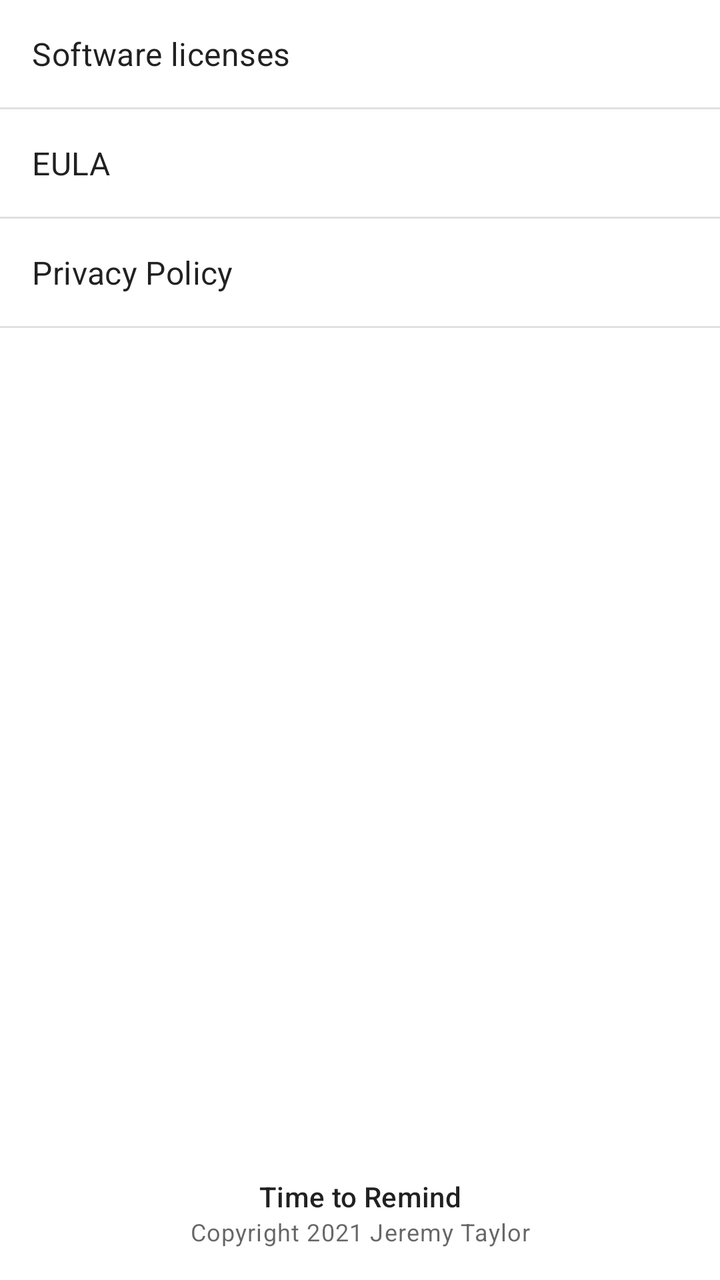
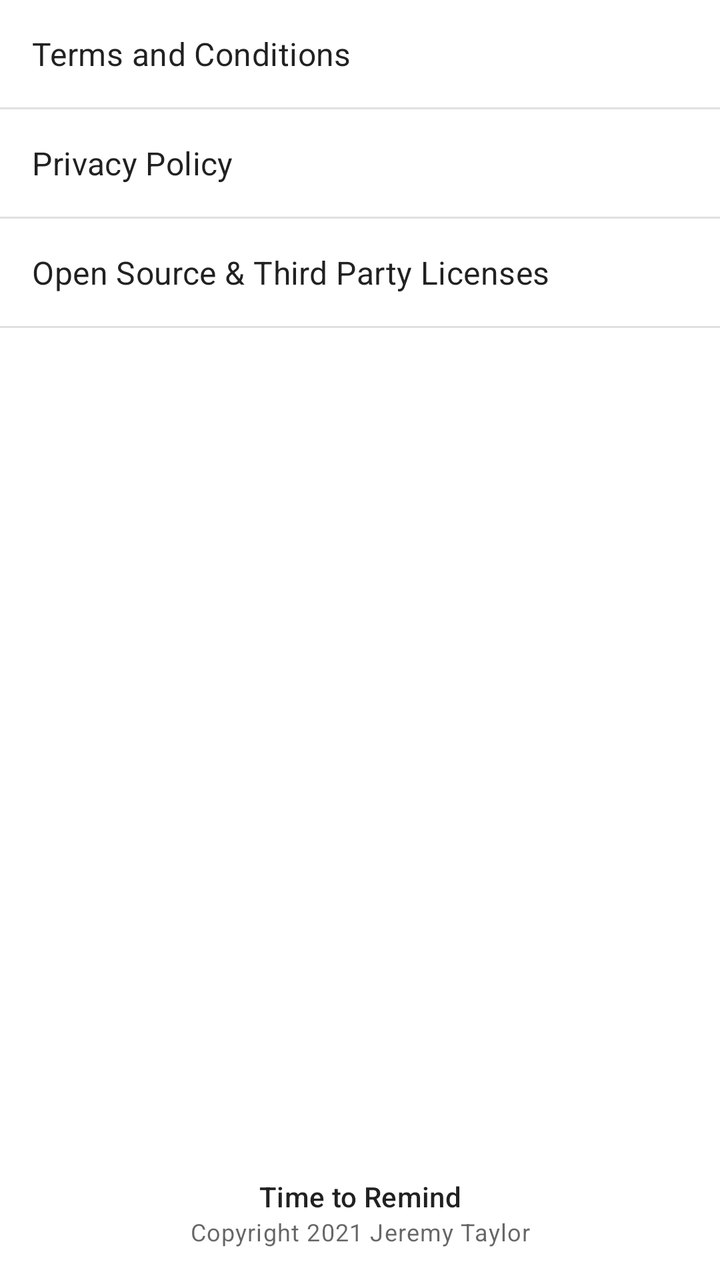

Before-and-after screenshots of an Android layout around one commit, followed by the original layout XML and the change that was made.
<!-- AndroidManifest.xml: application theme Theme.ReminderApp -->
<!-- res/layout/fragment_legal.xml -->
<?xml version="1.0" encoding="utf-8"?>
<androidx.constraintlayout.widget.ConstraintLayout xmlns:android="http://schemas.android.com/apk/res/android"
    xmlns:app="http://schemas.android.com/apk/res-auto"
    xmlns:tools="http://schemas.android.com/tools"
    android:layout_width="match_parent"
    android:layout_height="match_parent">

    <androidx.core.widget.NestedScrollView
        android:id="@+id/scrollView_legal"
        android:layout_width="match_parent"
        android:layout_height="0dp"
        app:layout_constraintBottom_toTopOf="@id/layout_legal_copyright"
        app:layout_constraintEnd_toEndOf="parent"
        app:layout_constraintStart_toStartOf="parent"
        app:layout_constraintTop_toTopOf="parent">

        <androidx.constraintlayout.widget.ConstraintLayout
            android:layout_width="match_parent"
            android:layout_height="wrap_content">

            <LinearLayout
                android:id="@+id/layout_legal_licenses"
                android:layout_width="match_parent"
                android:layout_height="wrap_content"
                android:background="?android:attr/selectableItemBackground"
                android:clickable="true"
                android:focusable="true"
                android:orientation="vertical"
                android:paddingHorizontal="16dp"
                android:paddingVertical="16dp"
                app:layout_constraintEnd_toEndOf="parent"
                app:layout_constraintStart_toStartOf="parent"
                app:layout_constraintTop_toTopOf="parent">

                <TextView
                    android:id="@+id/text_legal_licenses"
                    style="@style/TextAppearance.MaterialComponents.Subtitle1"
                    android:layout_width="match_parent"
                    android:layout_height="wrap_content"
                    android:text="@string/software_licenses" />

            </LinearLayout>

            <View
                android:id="@+id/divider_legal1"
                android:layout_width="0dp"
                android:layout_height="1dp"
                android:background="?android:attr/listDivider"
                app:layout_constraintEnd_toEndOf="parent"
                app:layout_constraintStart_toStartOf="parent"
                app:layout_constraintTop_toBottomOf="@+id/layout_legal_licenses" />

            <LinearLayout
                android:id="@+id/layout_legal_eula"
                android:layout_width="match_parent"
                android:layout_height="wrap_content"
                android:background="?android:attr/selectableItemBackground"
                android:clickable="true"
                android:focusable="true"
                android:orientation="vertical"
                android:paddingHorizontal="16dp"
                android:paddingVertical="16dp"
                app:layout_constraintEnd_toEndOf="parent"
                app:layout_constraintStart_toStartOf="parent"
                app:layout_constraintTop_toBottomOf="@id/divider_legal1">

                <TextView
                    android:id="@+id/text_legal_eula"
                    style="@style/TextAppearance.MaterialComponents.Subtitle1"
                    android:layout_width="match_parent"
                    android:layout_height="wrap_content"
                    android:text="@string/eula" />

            </LinearLayout>

            <View
                android:id="@+id/divider_legal2"
                android:layout_width="0dp"
                android:layout_height="1dp"
                android:background="?android:attr/listDivider"
                app:layout_constraintEnd_toEndOf="parent"
                app:layout_constraintStart_toStartOf="parent"
                app:layout_constraintTop_toBottomOf="@+id/layout_legal_eula" />

            <LinearLayout
                android:id="@+id/layout_legal_privacy"
                android:layout_width="match_parent"
                android:layout_height="wrap_content"
                android:background="?android:attr/selectableItemBackground"
                android:clickable="true"
                android:focusable="true"
                android:orientation="vertical"
                android:paddingHorizontal="16dp"
                android:paddingVertical="16dp"
                app:layout_constraintEnd_toEndOf="parent"
                app:layout_constraintStart_toStartOf="parent"
                app:layout_constraintTop_toBottomOf="@id/divider_legal2">

                <TextView
                    android:id="@+id/text_legal_privacy"
                    style="@style/TextAppearance.MaterialComponents.Subtitle1"
                    android:layout_width="match_parent"
                    android:layout_height="wrap_content"
                    android:text="@string/privacy_policy" />

            </LinearLayout>

            <View
                android:id="@+id/divider_legal3"
                android:layout_width="0dp"
                android:layout_height="1dp"
                android:background="?android:attr/listDivider"
                app:layout_constraintEnd_toEndOf="parent"
                app:layout_constraintStart_toStartOf="parent"
                app:layout_constraintTop_toBottomOf="@+id/layout_legal_privacy" />

        </androidx.constraintlayout.widget.ConstraintLayout>
    </androidx.core.widget.NestedScrollView>

    <LinearLayout
        android:id="@+id/layout_legal_copyright"
        android:layout_width="match_parent"
        android:layout_height="wrap_content"
        android:background="?android:attr/selectableItemBackground"
        android:clickable="true"
        android:focusable="true"
        android:orientation="vertical"
        android:paddingHorizontal="16dp"
        android:paddingVertical="16dp"
        app:layout_constraintBottom_toBottomOf="parent"
        app:layout_constraintEnd_toEndOf="parent"
        app:layout_constraintStart_toStartOf="parent"
        app:layout_constraintTop_toBottomOf="@id/scrollView_legal">

        <TextView
            android:id="@+id/text_legal_copyright"
            style="@style/TextAppearance.MaterialComponents.Subtitle2"
            android:layout_width="match_parent"
            android:layout_height="wrap_content"
            android:gravity="center"
            android:text="@string/app_name" />

        <TextView
            android:id="@+id/text_legal_copyright_caption"
            style="@style/TextAppearance.MaterialComponents.Caption"
            android:layout_width="match_parent"
            android:layout_height="wrap_content"
            android:gravity="center"
            android:text="@string/copyright_notice" />

    </LinearLayout>
</androidx.constraintlayout.widget.ConstraintLayout>
<!-- resources referenced by this layout -->
<resources>
  <string name="app_name">Time to Remind</string>
  <string name="copyright_notice">Copyright 2021 Jeremy Taylor</string>
  <string name="eula">EULA</string>
  <string name="privacy_policy">Privacy Policy</string>
  <string name="software_licenses">Software licenses</string>
  <style name="Theme.ReminderApp" parent="Theme.MaterialComponents.DayNight.NoActionBar">
          
          <item name="colorPrimary">@color/color_primary</item>
          <item name="colorPrimaryVariant">@color/color_primary_variant</item>
          <item name="colorOnPrimary">@color/color_on_primary</item>
          
          <item name="colorSecondary">@color/color_secondary</item>
          <item name="colorSecondaryVariant">@color/color_secondary_variant</item>
          <item name="colorOnSecondary">@color/black</item>
          
          <item name="android:statusBarColor" tools:targetApi="l">?attr/colorPrimaryVariant</item>
          
      </style>
  <color name="color_primary">@color/primaryColor</color>
  <color name="color_primary_variant">@color/primaryDarkColor</color>
  <color name="color_on_primary">@color/primaryTextColor</color>
  <color name="color_secondary">@color/secondaryColor</color>
  <color name="color_secondary_variant">@color/secondaryLightColor</color>
  <color name="black">#FF000000</color>
  <color name="primaryColor">#283593</color>
  <color name="primaryDarkColor">#001064</color>
  <color name="primaryTextColor">#ffffff</color>
  <color name="secondaryColor">#40c4ff</color>
  <color name="secondaryLightColor">#82f7ff</color>
</resources>

<!-- the commit's change to res/layout/fragment_legal.xml (unified diff, before → after) -->
@@ -18,8 +18,17 @@
             android:layout_width="match_parent"
             android:layout_height="wrap_content">
 
+            <View
+                android:id="@+id/divider_legal1"
+                android:layout_width="0dp"
+                android:layout_height="1dp"
+                android:background="?android:attr/listDivider"
+                app:layout_constraintEnd_toEndOf="parent"
+                app:layout_constraintStart_toStartOf="parent"
+                app:layout_constraintTop_toBottomOf="@+id/layout_legal_terms" />
+
             <LinearLayout
-                android:id="@+id/layout_legal_licenses"
+                android:id="@+id/layout_legal_terms"
                 android:layout_width="match_parent"
                 android:layout_height="wrap_content"
                 android:background="?android:attr/selectableItemBackground"
@@ -33,43 +42,11 @@
                 app:layout_constraintTop_toTopOf="parent">
 
                 <TextView
-                    android:id="@+id/text_legal_licenses"
+                    android:id="@+id/text_legal_terms"
                     style="@style/TextAppearance.MaterialComponents.Subtitle1"
                     android:layout_width="match_parent"
                     android:layout_height="wrap_content"
-                    android:text="@string/software_licenses" />
-
-            </LinearLayout>
-
-            <View
-                android:id="@+id/divider_legal1"
-                android:layout_width="0dp"
-                android:layout_height="1dp"
-                android:background="?android:attr/listDivider"
-                app:layout_constraintEnd_toEndOf="parent"
-                app:layout_constraintStart_toStartOf="parent"
-                app:layout_constraintTop_toBottomOf="@+id/layout_legal_licenses" />
-
-            <LinearLayout
-                android:id="@+id/layout_legal_eula"
-                android:layout_width="match_parent"
-                android:layout_height="wrap_content"
-                android:background="?android:attr/selectableItemBackground"
-                android:clickable="true"
-                android:focusable="true"
-                android:orientation="vertical"
-                android:paddingHorizontal="16dp"
-                android:paddingVertical="16dp"
-                app:layout_constraintEnd_toEndOf="parent"
-                app:layout_constraintStart_toStartOf="parent"
-                app:layout_constraintTop_toBottomOf="@id/divider_legal1">
-
-                <TextView
-                    android:id="@+id/text_legal_eula"
-                    style="@style/TextAppearance.MaterialComponents.Subtitle1"
-                    android:layout_width="match_parent"
-                    android:layout_height="wrap_content"
-                    android:text="@string/eula" />
+                    android:text="@string/terms_and_conditions" />
 
             </LinearLayout>
 
@@ -80,7 +57,7 @@
                 android:background="?android:attr/listDivider"
                 app:layout_constraintEnd_toEndOf="parent"
                 app:layout_constraintStart_toStartOf="parent"
-                app:layout_constraintTop_toBottomOf="@+id/layout_legal_eula" />
+                app:layout_constraintTop_toBottomOf="@+id/layout_legal_privacy" />
 
             <LinearLayout
                 android:id="@+id/layout_legal_privacy"
@@ -94,7 +71,7 @@
                 android:paddingVertical="16dp"
                 app:layout_constraintEnd_toEndOf="parent"
                 app:layout_constraintStart_toStartOf="parent"
-                app:layout_constraintTop_toBottomOf="@id/divider_legal2">
+                app:layout_constraintTop_toBottomOf="@id/divider_legal1">
 
                 <TextView
                     android:id="@+id/text_legal_privacy"
@@ -112,7 +89,30 @@
                 android:background="?android:attr/listDivider"
                 app:layout_constraintEnd_toEndOf="parent"
                 app:layout_constraintStart_toStartOf="parent"
-                app:layout_constraintTop_toBottomOf="@+id/layout_legal_privacy" />
+                app:layout_constraintTop_toBottomOf="@+id/layout_legal_licenses" />
+
+            <LinearLayout
+                android:id="@+id/layout_legal_licenses"
+                android:layout_width="match_parent"
+                android:layout_height="wrap_content"
+                android:background="?android:attr/selectableItemBackground"
+                android:clickable="true"
+                android:focusable="true"
+                android:orientation="vertical"
+                android:paddingHorizontal="16dp"
+                android:paddingVertical="16dp"
+                app:layout_constraintEnd_toEndOf="parent"
+                app:layout_constraintStart_toStartOf="parent"
+                app:layout_constraintTop_toBottomOf="@id/divider_legal2">
+
+                <TextView
+                    android:id="@+id/text_legal_licenses"
+                    style="@style/TextAppearance.MaterialComponents.Subtitle1"
+                    android:layout_width="match_parent"
+                    android:layout_height="wrap_content"
+                    android:text="@string/software_licenses" />
+
+            </LinearLayout>
 
         </androidx.constraintlayout.widget.ConstraintLayout>
     </androidx.core.widget.NestedScrollView>
<!-- resource entries referenced after the edit -->
@@ -2,9 +2,9 @@
 <resources>
   <string name="app_name">Time to Remind</string>
   <string name="copyright_notice">Copyright 2021 Jeremy Taylor</string>
-  <string name="eula">EULA</string>
   <string name="privacy_policy">Privacy Policy</string>
-  <string name="software_licenses">Software licenses</string>
+  <string name="software_licenses">Open Source &amp; Third Party Licenses</string>
+  <string name="terms_and_conditions">Terms and Conditions</string>
   <style name="Theme.ReminderApp" parent="Theme.MaterialComponents.DayNight.NoActionBar">
           
           <item name="colorPrimary">@color/color_primary</item>
